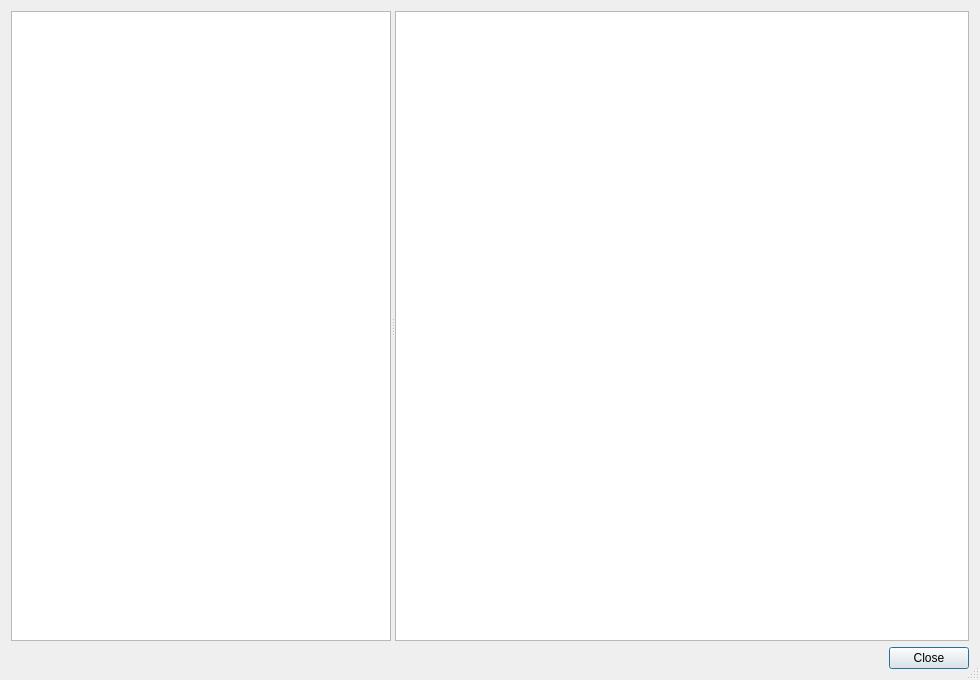
Qt form UI template/help_dialog.ui (nevskyforever/nfprogress) before a commit.
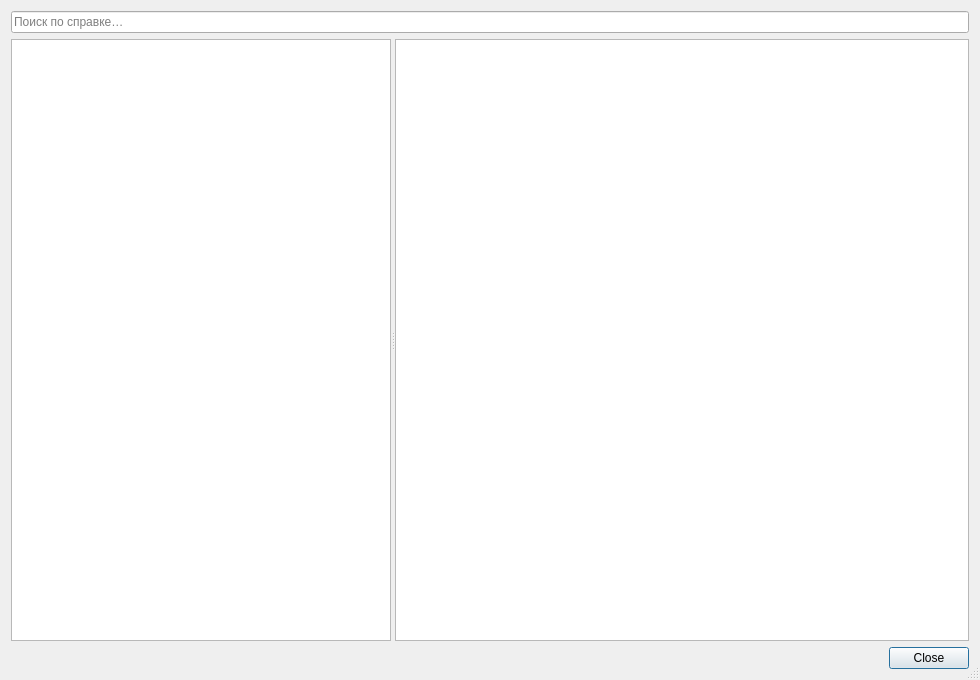
The same form after that commit.

Commit message:
fix(help): добавить поиск по разделам
Добавить поиск по заголовкам и тексту справки с приоритетом точных совпадений, а также пункты тем для системного поиска macOS. Закрепить в AGENTS.md обязательное сопровождение справки и расширить локализованные тесты.

Diff of the .ui file:
```diff
--- a/UI template/help_dialog.ui
+++ b/UI template/help_dialog.ui
@@ -28,6 +28,16 @@
    <bool>true</bool>
   </property>
   <layout class="QVBoxLayout" name="verticalLayout">
+   <item>
+    <widget class="QLineEdit" name="help_search">
+     <property name="placeholderText">
+      <string>Поиск по справке…</string>
+     </property>
+     <property name="clearButtonEnabled">
+      <bool>true</bool>
+     </property>
+    </widget>
+   </item>
    <item>
     <widget class="QSplitter" name="help_splitter">
      <property name="orientation">
```
The commit also changes 8 other files.
